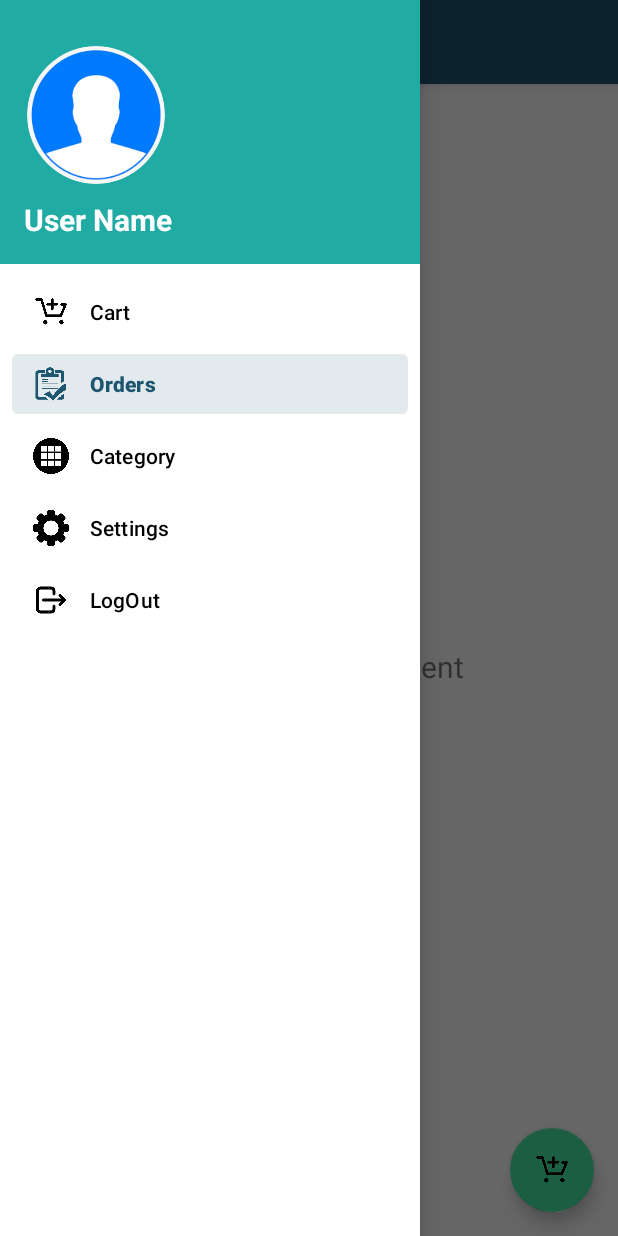
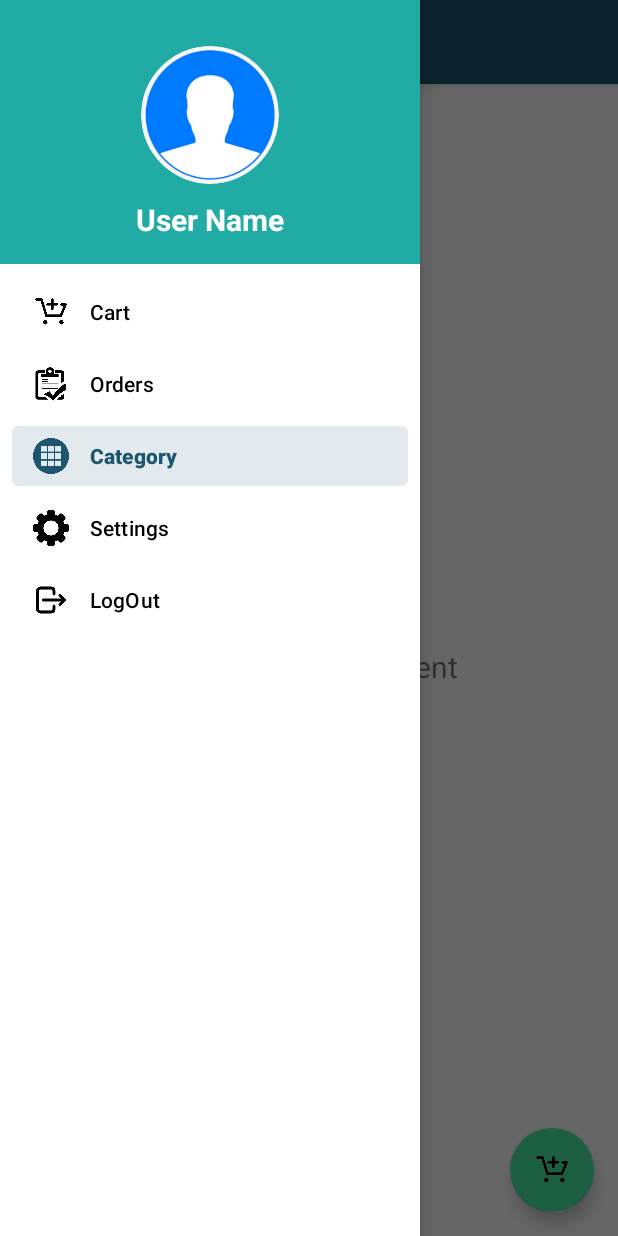
Before and after one commit to Pavan-Fernando/Online-Store-App-Sri-Stores-2022, an Android app: the HomeActivity screen opened directly, with no data from a screen before it, in the side drawer, after a tap on "Category", on a phone screen of 412 x 824 dp. Run offline under Robolectric (Android 15) with nearby library versions, the phone set to English and light mode, and no system bars; our stand-ins replace CircleImageView, Firebase (no records; nobody signed in at launch, a user with empty details on screens opened directly), Picasso, navigation-ui; 5 statements that could not run were skipped.

Commit message:
product display was done!

```diff
--- a/app/build.gradle
+++ b/app/build.gradle
@@ -40,12 +40,15 @@ dependencies {
     implementation 'com.google.firebase:firebase-storage:20.1.0'
 //    implementation 'com.google.firebase:firebase-auth:20.0.6'
     implementation 'com.google.firebase:firebase-core:21.1.1'
+    implementation 'com.firebaseui:firebase-ui-database:8.0.2'
+    implementation 'com.squareup.picasso:picasso:2.71828'
     implementation 'androidx.lifecycle:lifecycle-livedata-ktx:2.5.1'
     implementation 'androidx.lifecycle:lifecycle-viewmodel-ktx:2.5.1'
     implementation 'androidx.navigation:navigation-fragment:2.3.5'
     implementation 'androidx.navigation:navigation-ui:2.3.5'
     implementation 'de.hdodenhof:circleimageview:3.1.0'
     implementation 'androidx.recyclerview:recyclerview:1.1.0'
+    implementation 'androidx.legacy:legacy-support-v4:1.0.0'
 //    implementation 'io.github.pilgr:paperdb:2.7.2'
     testImplementation 'junit:junit:4.13.2'
     androidTestImplementation 'androidx.test.ext:junit:1.1.3'
--- a/app/src/main/java/com/mad/sristores/HomeActivity.java
+++ b/app/src/main/java/com/mad/sristores/HomeActivity.java
@@ -1,10 +1,17 @@
 package com.mad.sristores;
 
+import android.content.Intent;
 import android.os.Bundle;
+import android.view.LayoutInflater;
 import android.view.MenuItem;
 import android.view.View;
 import android.view.Menu;
+import android.view.ViewGroup;
+import android.widget.TextView;
+import android.widget.Toast;
 
+import com.firebase.ui.database.FirebaseRecyclerAdapter;
+import com.firebase.ui.database.FirebaseRecyclerOptions;
 import com.google.android.material.snackbar.Snackbar;
 import com.google.android.material.navigation.NavigationView;
 
@@ -15,13 +22,26 @@ import androidx.navigation.ui.AppBarConfiguration;
 import androidx.navigation.ui.NavigationUI;
 import androidx.drawerlayout.widget.DrawerLayout;
 import androidx.appcompat.app.AppCompatActivity;
+import androidx.recyclerview.widget.LinearLayoutManager;
+import androidx.recyclerview.widget.RecyclerView;
 
+import com.google.firebase.database.DatabaseReference;
+import com.google.firebase.database.FirebaseDatabase;
 import com.mad.sristores.databinding.ActivityHomeBinding;
+import com.mad.sristores.model.Products;
+import com.mad.sristores.prevalent.Prevalent;
+import com.mad.sristores.viewHolder.ProductViewHolder;
+import com.squareup.picasso.Picasso;
 
-public class HomeActivity extends AppCompatActivity {
+import de.hdodenhof.circleimageview.CircleImageView;
+
+public class HomeActivity extends AppCompatActivity implements NavigationView.OnNavigationItemSelectedListener {
 
     private AppBarConfiguration mAppBarConfiguration;
     private ActivityHomeBinding binding;
+    private DatabaseReference productRef;
+    private RecyclerView recyclerView;
+    RecyclerView.LayoutManager layoutManager;
 
     @Override
     protected void onCreate(Bundle savedInstanceState) {
@@ -29,7 +49,7 @@ public class HomeActivity extends AppCompatActivity {
 
         binding = ActivityHomeBinding.inflate(getLayoutInflater());
         setContentView(binding.getRoot());
-
+        productRef = FirebaseDatabase.getInstance().getReference().child("Products");
         setSupportActionBar(binding.appBarHome.toolbar);
         binding.appBarHome.fab.setOnClickListener(new View.OnClickListener() {
             @Override
@@ -43,18 +63,63 @@ public class HomeActivity extends AppCompatActivity {
         // Passing each menu ID as a set of Ids because each
         // menu should be considered as top level destinations.
         mAppBarConfiguration = new AppBarConfiguration.Builder(
-                R.id.nav_home, R.id.nav_gallery, R.id.nav_slideshow)
+                R.id.nav_cart, R.id.nav_home, R.id.nav_gallery, R.id.nav_slideshow)
                 .setOpenableLayout(drawer)
                 .build();
+
         NavController navController = Navigation.findNavController(this, R.id.nav_host_fragment_content_home);
         NavigationUI.setupActionBarWithNavController(this, navController, mAppBarConfiguration);
         NavigationUI.setupWithNavController(navigationView, navController);
+
+        navigationView = (NavigationView) findViewById(R.id.nav_view);
+        navigationView.setNavigationItemSelectedListener(this);
+
+        View headerView = navigationView.getHeaderView(0);
+        TextView userNameTV = headerView.findViewById(R.id.user_profile_name);
+        CircleImageView profileImage = headerView.findViewById(R.id.user_profile_image);
+
+        userNameTV.setText(Prevalent.currentOnlineUser.getUsername());
+        recyclerView = findViewById(R.id.recycler_menu);
+        recyclerView.setHasFixedSize(true);
+        layoutManager = new LinearLayoutManager(this);
+        recyclerView.setLayoutManager(layoutManager);
+    }
+
+    @Override
+    protected void onStart() {
+        super.onStart();
+
+
     }
 
     @Override
     public boolean onCreateOptionsMenu(Menu menu) {
         // Inflate the menu; this adds items to the action bar if it is present.
         getMenuInflater().inflate(R.menu.home, menu);
+        FirebaseRecyclerOptions<Products> options = new FirebaseRecyclerOptions.Builder<Products>()
+                .setQuery(productRef, Products.class)
+                .build();
+
+        FirebaseRecyclerAdapter<Products, ProductViewHolder> adapter = new FirebaseRecyclerAdapter<Products, ProductViewHolder>(options) {
+            @Override
+            protected void onBindViewHolder(@NonNull ProductViewHolder holder, int position, @NonNull Products model) {
+                holder.productName.setText(model.getProductName());
+                holder.productDescription.setText(model.getProductDescription());
+                holder.productQuantity.setText(model.getProductQuantity());
+                holder.productPrice.setText("Price: " + model.getProductPrice() + "$");
+                Picasso.get().load(model.getProductImage()).into(holder.imageView);
+            }
+
+            @NonNull
+            @Override
+            public ProductViewHolder onCreateViewHolder(@NonNull ViewGroup parent, int viewType) {
+                View view = LayoutInflater.from(parent.getContext()).inflate(R.layout.products_items_layout, parent, false);
+                ProductViewHolder holder = new ProductViewHolder(view);
+                return holder;
+            }
+        };
+        recyclerView.setAdapter(adapter);
+        adapter.startListening();
         return true;
     }
 
@@ -65,14 +130,17 @@ public class HomeActivity extends AppCompatActivity {
                 || super.onSupportNavigateUp();
     }
 
+
     @Override
-    public boolean onOptionsItemSelected(@NonNull MenuItem item) {
+    public boolean onNavigationItemSelected(@NonNull MenuItem item) {
 
-        int id = item.getItemId();
-
-//        if (id == R.id.actions_setting)
-        return super.onOptionsItemSelected(item);
+        int itemId = item.getItemId();
+        if(itemId == R.id.nav_logout){
+            Intent intent = new Intent(HomeActivity.this, LoginActivity.class);
+            intent.addFlags(Intent.FLAG_ACTIVITY_NEW_TASK | Intent.FLAG_ACTIVITY_CLEAR_TASK);
+            Toast.makeText(this, "logout", Toast.LENGTH_SHORT).show();
+            startActivity(intent);
+        }
+        return true;
     }
-
-//    onNavigati
 }
--- a/app/src/main/java/com/mad/sristores/LoginActivity.java
+++ b/app/src/main/java/com/mad/sristores/LoginActivity.java
@@ -18,6 +18,7 @@ import com.google.firebase.database.DatabaseReference;
 import com.google.firebase.database.FirebaseDatabase;
 import com.google.firebase.database.ValueEventListener;
 import com.mad.sristores.model.Users;
+import com.mad.sristores.prevalent.Prevalent;
 
 public class LoginActivity extends AppCompatActivity {
 
@@ -111,6 +112,7 @@ public class LoginActivity extends AppCompatActivity {
                         }else if (parentDbName.equals("Users")){
                             Toast.makeText(LoginActivity.this, "Logged in successfully", Toast.LENGTH_SHORT).show();
                             Intent intent = new Intent(LoginActivity.this, HomeActivity.class);
+                            Prevalent.currentOnlineUser = users;
                             startActivity(intent);
                         }
                     }
--- a/app/src/main/java/com/mad/sristores/prevalent/Prevalent.java
+++ b/app/src/main/java/com/mad/sristores/prevalent/Prevalent.java
@@ -3,7 +3,8 @@ package com.mad.sristores.prevalent;
 import com.mad.sristores.model.Users;
 
 public class Prevalent {
-    private static Users currentOnlineUser;
+
+    public static Users currentOnlineUser;
 
     public static String UserPhoneKey = "UserPhone";
     public static String UserPasswordKey = "UserPhone";
--- a/app/src/main/java/com/mad/sristores/viewHolder/ProductViewHolder.java
+++ b/app/src/main/java/com/mad/sristores/viewHolder/ProductViewHolder.java
@@ -12,7 +12,7 @@ import com.mad.sristores.interfacese.ItemClickListener;
 
 public class ProductViewHolder extends RecyclerView.ViewHolder implements View.OnClickListener {
 
-    public TextView productName, productDescription;
+    public TextView productName, productDescription, productQuantity, productPrice;
     public ImageView imageView;
     public ItemClickListener itemClickListener;
 
@@ -21,6 +21,8 @@ public class ProductViewHolder extends RecyclerView.ViewHolder implements View.O
 
         imageView = (ImageView) itemView.findViewById(R.id.product_image);
         productName = (TextView) itemView.findViewById(R.id.product_name);
+        productQuantity = (TextView) itemView.findViewById(R.id.product_description);
+        productPrice = (TextView) itemView.findViewById(R.id.product_price);
         productDescription = (TextView) itemView.findViewById(R.id.product_description);
     }
 
--- a/app/src/main/res/layout/nav_header_home.xml
+++ b/app/src/main/res/layout/nav_header_home.xml
@@ -19,6 +19,7 @@
         android:layout_height="96dp"
         android:src="@drawable/profile"
         app:civ_border_width="2dp"
+        android:layout_gravity="center"
         app:civ_border_color="@color/purple_700"/>
 
     <TextView
@@ -27,6 +28,7 @@
         android:layout_height="wrap_content"
         android:paddingTop="@dimen/nav_header_vertical_spacing"
         android:text="User Name"
+        android:gravity="center"
         android:textSize="20sp"
         android:textStyle="bold"
         android:textAppearance="@style/TextAppearance.AppCompat.Body1" />
--- a/app/src/main/res/menu/activity_main_drawer.xml
+++ b/app/src/main/res/menu/activity_main_drawer.xml
@@ -7,17 +7,17 @@
         <item
             android:id="@+id/nav_home"
             android:icon="@drawable/cart"
-            android:title="Cart"
+            android:title="@string/menu_cart"
             android:iconTint="@color/white"
             />
         <item
-            android:id="@+id/nav_gallery"
+            android:id="@+id/nav_cart"
             android:icon="@drawable/order"
             android:title="Orders"
             android:iconTint="@color/white"
             />
         <item
-            android:id="@+id/nav_category"
+            android:id="@+id/nav_gallery"
             android:icon="@drawable/category"
             android:title="Category"
             android:iconTint="@color/white"
--- a/app/src/main/res/values/strings.xml
+++ b/app/src/main/res/values/strings.xml
@@ -11,4 +11,5 @@
     <string name="menu_home">Home</string>
     <string name="menu_gallery">Gallery</string>
     <string name="menu_slideshow">Slideshow</string>
+    <string name="menu_cart">Cart</string>
 </resources>
```
Also changed, not shown: app/src/main/res/layout/products_items_layout.xml (+23 -1 lines), app/src/main/res/navigation/mobile_navigation.xml (+10 -0 lines).
